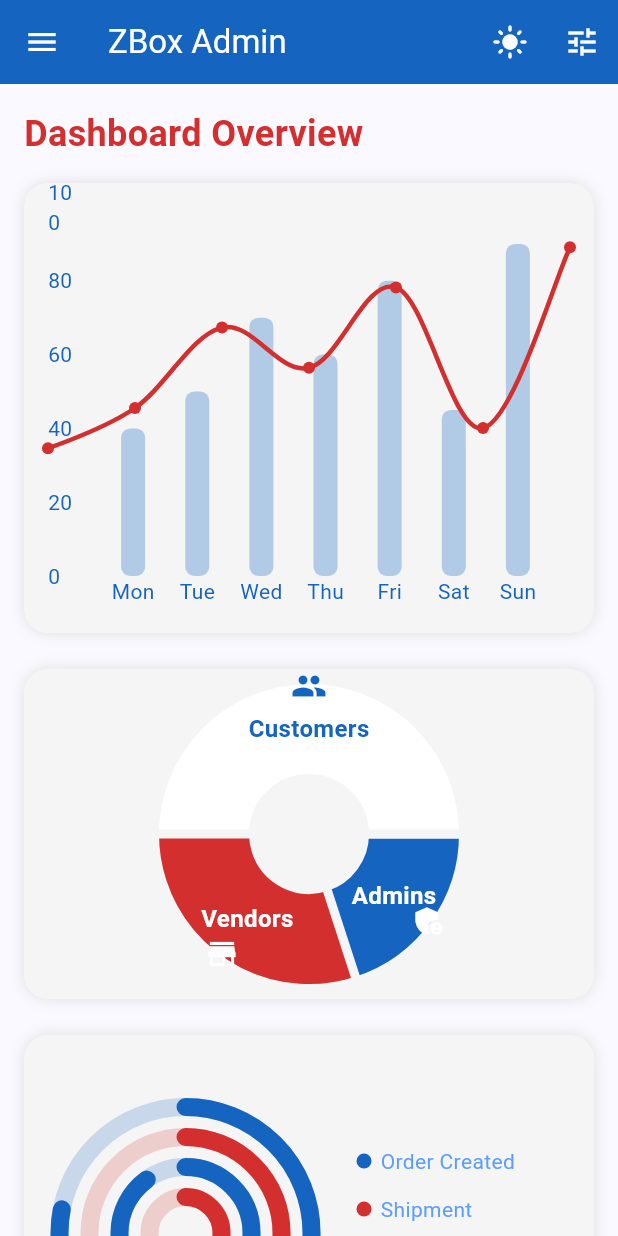
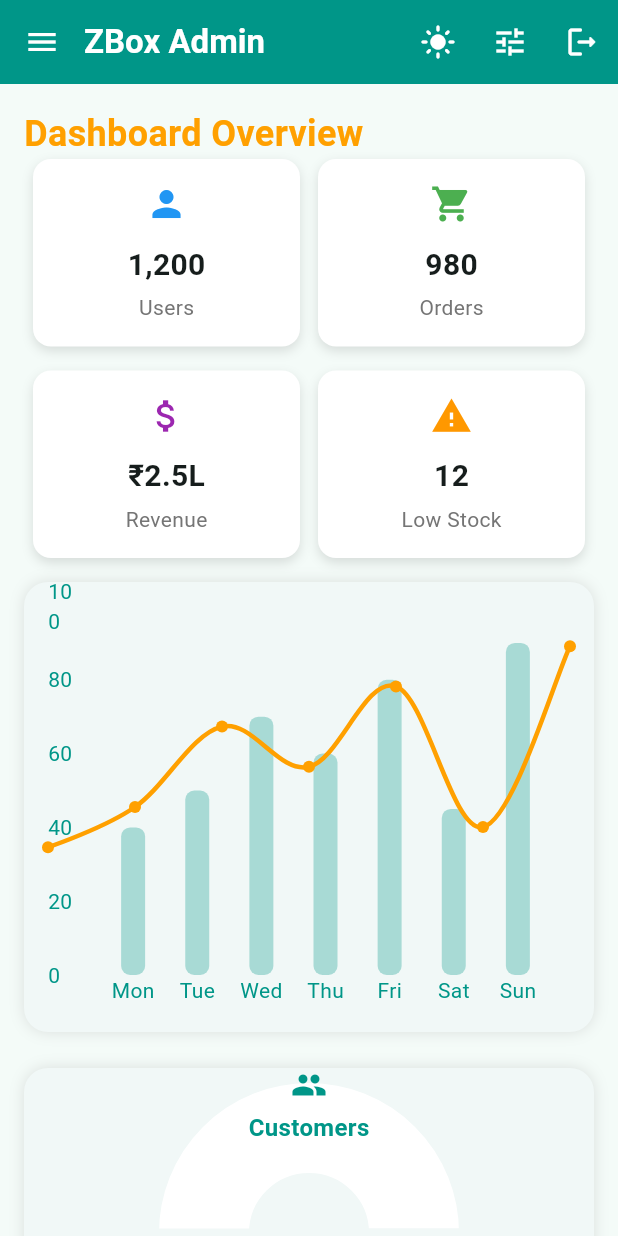
Before and after one commit to shubham-flutterwork/Zbox, a Flutter app: the MyMenuPage screen opened directly, on a phone screen of 412 x 824 dp. Run offline on Flutter 3.47's test engine with Material 3 defaults, Android fonts, the phone set to English and light mode, and no system bars; drawn by our look-alikes of fl_chart; our stand-ins replace dropdown_button2, table_calendar; missing offline and left inert: flutter_3d_controller; network calls fail.

Commit message:
content mng screen notification screen and dashbord ui change

```diff
--- a/lib/constants/color.dart
+++ b/lib/constants/color.dart
@@ -1,27 +1,27 @@
 import 'package:flutter/material.dart';
 
 class AppColors {
-  // ✅ Light Theme (finalized)
-  static const Color blue = Color(0xFF1565C0); // blue
-  static const Color red = Color(0xFFD32F2F);  // red
-  static const Color white = Color(0xFFFFFFFF);
-  static const Color whiteShade = Color(0xFFF5F5F5);
+  // ✅ Light Theme Colors
+  static const Color blue = Color(0xFF009688);         // Teal
+  static const Color red = Color(0xFFFFA000);          // Amber
+  static const Color white = Color(0xFFFFFFFF);        // White
+  static const Color whiteShade = Color(0xFFF1F8F7);   // Light Teal-Tint Background
 
-  // Light mode dynamic colors (computed on demand)
+  // Light mode dynamic colors
   static Color get blueLight => blue.withOpacity(0.2);
   static Color get redLight => red.withOpacity(0.2);
   static Color get blueTransparent => blue.withOpacity(0.5);
   static Color get redTransparent => red.withOpacity(0.5);
 
-  // 🌙 Dark Theme Additions
-  static const Color darkBackground = Color(0xFF847F7F);
-  static const Color darkCard = Color(0xFF1E1E1E);
-  static const Color darkSurface = Color(0xFF2C2C2C);
-  static const Color darkWhite = Color(0xFFE0E0E0);
-  static const Color darkGrey = Color(0xFF888888);
+  // 🌙 Dark Theme Colors
+  static const Color darkBackground = Color(0xFF121212);  // Classic dark background
+  static const Color darkCard = Color(0xFF1E1E1E);         // Card surface
+  static const Color darkSurface = Color(0xFF263238);      // Blue Grey shade
+  static const Color darkWhite = Color(0xFFE0F2F1);        // Soft white with teal tint
+  static const Color darkGrey = Color(0xFF90A4AE);         // Muted grey blue
 
-  static const Color darkBlue = Color(0xFF5C9EFF);
-  static const Color darkRed = Color(0xFFFF6B6B);
+  static const Color darkBlue = Color(0xFF80CBC4);         // Light Teal
+  static const Color darkRed = Color(0xFFFFCC80);          // Light Amber
   static Color get darkBlueTransparent => darkBlue.withOpacity(0.5);
   static Color get darkRedTransparent => darkRed.withOpacity(0.5);
 }
--- a/lib/homescreen.dart
+++ b/lib/homescreen.dart
@@ -2,6 +2,8 @@ import 'dart:math';
 import 'package:fl_chart/fl_chart.dart';
 import 'package:flutter/material.dart';
 import 'package:table_calendar/table_calendar.dart';
+import 'package:zbox_admin/pages/contentEditorScreen.dart';
+import 'package:zbox_admin/pages/notification_mng_screen.dart';
 import 'constants/color.dart';
 import 'package:zbox_admin/pages/order_mng_screen.dart';
 import 'package:zbox_admin/pages/product_mng_screen.dart';
@@ -41,6 +43,21 @@ class _AdminHomePageState extends State<AdminHomePage> {
         if (widget.showBarLineChart) ...[
           Text('Dashboard Overview',
               style: TextStyle(fontSize: 24, fontWeight: FontWeight.bold, color: AppColors.red)),
+          Row(
+            mainAxisAlignment: MainAxisAlignment.spaceBetween,
+            children: [
+              _buildStatBox("Users", "1,200", Icons.person, Colors.blue),
+              _buildStatBox("Orders", "980", Icons.shopping_cart, Colors.green),
+            ],
+          ),
+          const SizedBox(height: 16),
+          Row(
+            mainAxisAlignment: MainAxisAlignment.spaceBetween,
+            children: [
+              _buildStatBox("Revenue", "₹2.5L", Icons.attach_money, Colors.purple),
+              _buildStatBox("Low Stock", "12", Icons.warning, Colors.orange),
+            ],
+          ),
           const SizedBox(height: 16),
           _buildChartContainer(height: 300, child: _buildBarAndLineChart()),
           const SizedBox(height: 24),
@@ -243,7 +260,38 @@ class _AdminHomePageState extends State<AdminHomePage> {
             onTap: () => Navigator.push(context, MaterialPageRoute(builder: (_) => const VendorManagementScreen()))),
         _AdminCard(title: 'Reports & Logs', icon: Icons.bar_chart, color: AppColors.red,
             onTap: () => Navigator.push(context, MaterialPageRoute(builder: (_) => const AdminReportsLogsScreen()))),
+        _AdminCard(title: 'Content & Policy Management', icon: Icons.privacy_tip_outlined, color: AppColors.red,
+            onTap: () => Navigator.push(context, MaterialPageRoute(builder: (_) => ContentManagementScreen()))),
+        _AdminCard(title: 'Notification Management', icon: Icons.notification_add_outlined, color: AppColors.blue,
+            onTap: () => Navigator.push(context, MaterialPageRoute(builder: (_) => const NotificationManagementScreen()))),
       ],
+    );
+  }
+
+  Widget _buildStatBox(String label, String value, IconData icon, Color iconColor) {
+    return Expanded(
+      child: Container(
+        margin: const EdgeInsets.symmetric(horizontal: 6),
+        padding: const EdgeInsets.all(16),
+        decoration: BoxDecoration(
+          color: isDarkMode ? Colors.grey[900] : Colors.white,
+          borderRadius: BorderRadius.circular(12),
+          boxShadow: [
+            BoxShadow(
+              color: Colors.black12,
+              blurRadius: 6,
+              offset: Offset(0, 3),
+            ),
+          ],
+        ),
+        child: Column(crossAxisAlignment: CrossAxisAlignment.center, children: [
+          Icon(icon, color: iconColor, size: 28),
+          const SizedBox(height: 12),
+          Text(value, style: TextStyle(fontSize: 20, fontWeight: FontWeight.bold)),
+          const SizedBox(height: 4),
+          Text(label, style: TextStyle(fontSize: 14, color: Colors.grey[600])),
+        ]),
+      ),
     );
   }
 }
--- a/lib/main.dart
+++ b/lib/main.dart
@@ -17,7 +17,6 @@ class MyApp extends StatelessWidget {
         return MaterialApp(
           title: 'Zbox Admin',
           themeMode: mode,
-
           theme: ThemeData(
             colorScheme: ColorScheme.fromSeed(seedColor: AppColors.blue),
             useMaterial3: true,
--- a/lib/menuscreen.dart
+++ b/lib/menuscreen.dart
@@ -28,14 +28,21 @@ class _MyMenuPageState extends State<MyMenuPage> {
   Widget build(BuildContext context) {
     return Scaffold(
       appBar: AppBar(
-        backgroundColor: AppColors.blue,
-        iconTheme: const IconThemeData(color: AppColors.white),
-        title: Text(widget.title, style: const TextStyle(color: AppColors.white)),
+        backgroundColor:widget.themeNotifier.value == ThemeMode.dark  ? Colors.grey[900] : AppColors.blue,
+        iconTheme: IconThemeData(
+          color: widget.themeNotifier.value == ThemeMode.dark ? AppColors.red: Colors.white,
+        ),
+        titleSpacing: 0,
+        title: Text(widget.title,
+            style: TextStyle(
+              color: widget.themeNotifier.value == ThemeMode.dark  ? AppColors.red: Colors.white,
+              fontWeight: FontWeight.bold,
+        )),
         actions: [
           IconButton(
             icon: Icon(
               widget.themeNotifier.value == ThemeMode.dark ? Icons.dark_mode : Icons.light_mode,
-              color: Colors.white,
+                color: widget.themeNotifier.value == ThemeMode.dark  ? AppColors.red: Colors.white,
             ),
             onPressed: () {
               widget.themeNotifier.value =
@@ -43,7 +50,8 @@ class _MyMenuPageState extends State<MyMenuPage> {
             },
           ),
           PopupMenuButton<String>(
-            icon: const Icon(Icons.tune, color: Colors.white),
+            icon: Icon(Icons.tune,color: widget.themeNotifier.value == ThemeMode.dark  ? AppColors.red: Colors.white,
+            ),
             onSelected: (value) {
               setState(() {
                 switch (value) {
@@ -74,6 +82,8 @@ class _MyMenuPageState extends State<MyMenuPage> {
               CheckedPopupMenuItem(value: 'Quick', checked: showQuickAccess, child: const Text('Quick Access')),
             ],
           ),
+          IconButton(onPressed: (){}, icon: Icon(Icons.logout_rounded,color: widget.themeNotifier.value == ThemeMode.dark  ? AppColors.red:Colors.white,
+          ))
         ],
       ),
       drawer: const AdminDrawer(),
--- a/pubspec.yaml
+++ b/pubspec.yaml
@@ -20,7 +20,9 @@ dependencies:
   carousel_slider: ^5.0.0
   flutter_launcher_icons: ^0.14.3
   table_calendar: ^3.0.9
-
+  zefyrka: ^1.4.0
+  notus: any
+  quill_delta: any
 
 flutter_launcher_icons:
   android: "launcher_icon"
```
Also changed, not shown: lib/pages/contentEditorScreen.dart (added, +39 -0 lines), lib/pages/notification_mng_screen.dart (added, +145 -0 lines), lib/widgets/editorScreen.dart (added, +70 -0 lines), pubspec.lock.
